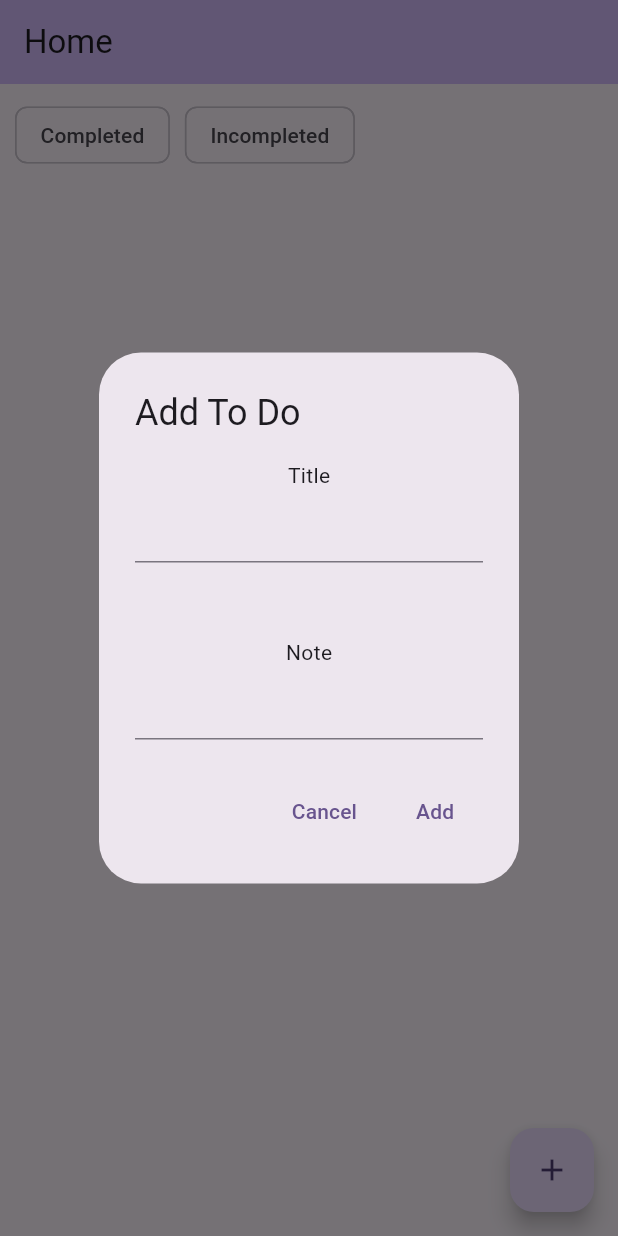
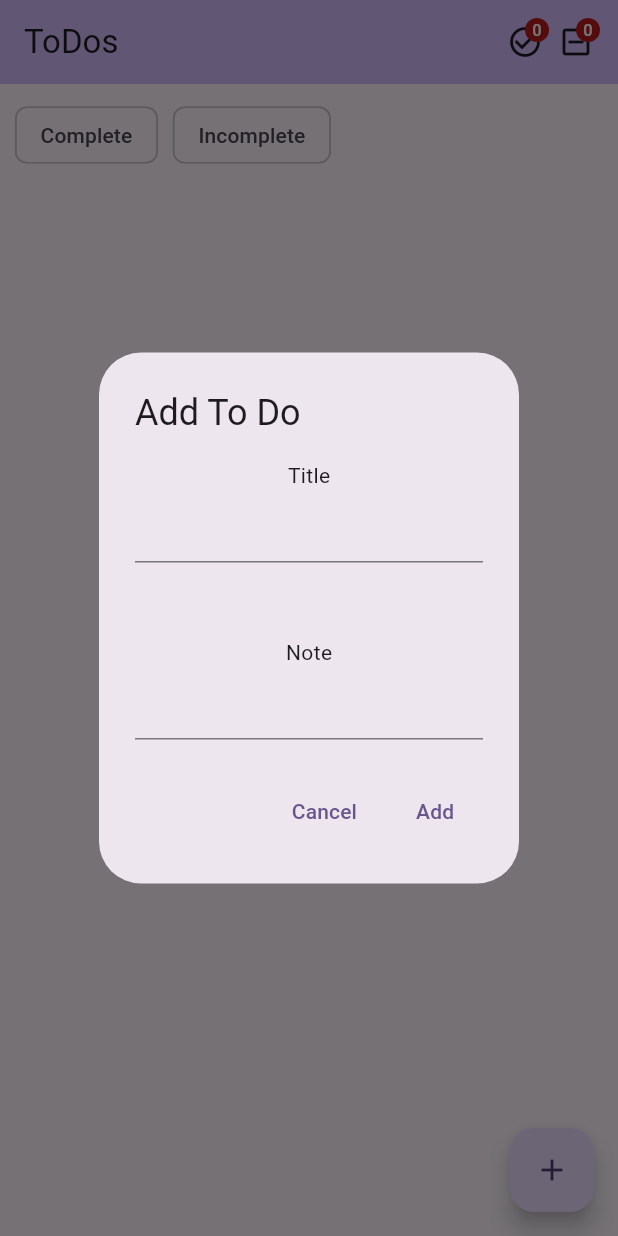
Before and after one commit to Judannn/Todo-App, a Flutter app: the TodoHomePage screen opened directly, after a tap on the "add" icon, on a phone screen of 412 x 824 dp. Run offline on Flutter 3.47's test engine with Material 2 defaults, Android fonts, the phone set to English and light mode, and no system bars; our stand-ins replace get_it, hive_flutter, sqflite; accounts and stored records are empty.

Commit message:
Completed filters, still working on count badges in appbar

```diff
--- a/lib/main.dart
+++ b/lib/main.dart
@@ -44,7 +44,7 @@ class TodoApp extends StatelessWidget {
         colorScheme: ColorScheme.fromSeed(seedColor: Colors.deepPurple),
         useMaterial3: true,
       ),
-      home: const TodoHomePage(title: 'Home'),
+      home: const TodoHomePage(title: 'ToDos'),
     );
   }
 }
@@ -69,6 +69,13 @@ class TodoHomePage extends StatefulWidget {
 
 class _TodoHomePageState extends State<TodoHomePage> {
   @override
+  void initState() {
+    super.initState();
+    // Load todos from Hive when the app starts
+    Provider.of<TodoList>(context, listen: false).browse(ListFilter.all);
+  }
+
+  @override
   Widget build(BuildContext context) {
     // This method is rerun every time setState is called, for instance as done
     // by the _incrementCounter method above.
@@ -84,19 +91,38 @@ class _TodoHomePageState extends State<TodoHomePage> {
         backgroundColor: Theme.of(context).colorScheme.inversePrimary,
         // Here we take the value from the TodoHomePage object that was created by
         // the App.build method, and use it to set our appbar title.
-        title: Text(widget.title),
+        title: Row(
+          mainAxisAlignment: MainAxisAlignment.spaceBetween,
+          children: [
+            Text(widget.title),
+            Row(children: [
+              Badge(
+                  label: Text(Provider.of<TodoList>(context, listen: false)
+                      .todoCount
+                      .toString()),
+                  child: const Icon(Icons.check_circle_outline)),
+              const SizedBox(width: 10),
+              Badge(
+                  label: Text(Provider.of<TodoList>(context, listen: false)
+                      .todoCount
+                      .toString()),
+                  child: const Icon(Icons.indeterminate_check_box_outlined)),
+            ])
+          ],
+        ),
       ),
       body: Consumer<TodoList>(builder: (context, stateModel, child) {
         return RefreshIndicator(
-          onRefresh: stateModel.browse,
+          onRefresh: () {
+            return stateModel.browse(ListFilter.all);
+          },
           child: SingleChildScrollView(
               child: Container(
             padding: const EdgeInsets.all(10),
             child: Column(
               children: [
                 const FilterBar(),
-                Center(
-                  child: Padding(
+                Padding(
                   padding: const EdgeInsets.only(top: 10),
                   child: Wrap(
                       spacing: 10,
@@ -104,7 +130,6 @@ class _TodoHomePageState extends State<TodoHomePage> {
                       children: stateModel.todos
                           .map((item) => TodoCard(todo: item))
                           .toList()),
-                  ),
                 ),
               ],
             ),
--- a/lib/models/todo_list.dart
+++ b/lib/models/todo_list.dart
@@ -3,6 +3,7 @@ import 'dart:collection';
 import 'package:flutter/material.dart';
 import 'package:get_it/get_it.dart';
 import 'package:test_app/models/todo.dart';
+import 'package:test_app/services/hive_datasource.dart';
 import 'package:test_app/services/todo_datasource.dart';
 
 class TodoList extends ChangeNotifier {
@@ -13,14 +14,14 @@ class TodoList extends ChangeNotifier {
 
   int get todoCount => _todos.length;
 
-  Future<void> browse() async {
-    _todos = await GetIt.I<TodoDataSource>().browse();
+  Future<void> browse(ListFilter filter) async {
+    _todos = await GetIt.I<TodoDataSource>().browse(filter);
     notifyListeners();
   }
 
   Future<void> add(Todo todo) async {
     await GetIt.I<TodoDataSource>().add(todo);
-    await browse();
+    await browse(ListFilter.all);
     notifyListeners();
   }
 
--- a/lib/services/hive_datasource.dart
+++ b/lib/services/hive_datasource.dart
@@ -1,6 +1,8 @@
 import 'package:hive_flutter/hive_flutter.dart';
 import 'package:test_app/models/todo.dart';
 import 'package:test_app/services/todo_datasource.dart';
+
+enum ListFilter { complete, incomplete, all }
 
 class HiveDatasource implements TodoDataSource {
   late Future init;
@@ -24,10 +26,18 @@ class HiveDatasource implements TodoDataSource {
   }
 
   @override
-  Future<List<Todo>> browse() async {
+  Future<List<Todo>> browse(ListFilter filter) async {
     await init;
-    Box<Todo> box = Hive.box<Todo>('todos');
-    return box.values.toList();
+    List<Todo> toDos = Hive.box<Todo>('todos').values.toList();
+
+    switch (filter) {
+      case ListFilter.complete:
+        return toDos.where((todo) => todo.completed).toList();
+      case ListFilter.incomplete:
+        return toDos.where((todo) => !todo.completed).toList();
+      case ListFilter.all:
+        return toDos;
+    }
   }
 
   @override
--- a/lib/services/sql_datasource.dart
+++ b/lib/services/sql_datasource.dart
@@ -1,6 +1,7 @@
 import 'package:path/path.dart';
 import 'package:sqflite/sqflite.dart';
 import 'package:test_app/models/todo.dart';
+import 'package:test_app/services/hive_datasource.dart';
 import 'package:test_app/services/todo_datasource.dart';
 
 class SQLDatasource implements TodoDataSource {
@@ -30,7 +31,7 @@ class SQLDatasource implements TodoDataSource {
   }
 
   @override
-  Future<List<Todo>> browse() async {
+  Future<List<Todo>> browse(ListFilter filter) async {
     await init; //wait for init completion before attempting to fetch data
 
     List<Map<String, dynamic>> maps = await database.query('todos');
--- a/lib/services/todo_datasource.dart
+++ b/lib/services/todo_datasource.dart
@@ -1,8 +1,9 @@
 import 'package:test_app/models/todo.dart';
+import 'package:test_app/services/hive_datasource.dart';
 
 //Interface for all
 abstract class TodoDataSource {
-  Future<List<Todo>> browse();
+  Future<List<Todo>> browse(ListFilter filter);
   Future<Todo> read(String id);
   Future<bool> edit(Todo todo);
   Future<bool> add(Todo todo);
--- a/lib/widgets/filter_bar.dart
+++ b/lib/widgets/filter_bar.dart
@@ -1,17 +1,56 @@
 import 'package:flutter/material.dart';
+import 'package:provider/provider.dart';
+import 'package:test_app/models/todo_list.dart';
+import 'package:test_app/services/hive_datasource.dart';
 
-class FilterBar extends StatelessWidget {
+class FilterBar extends StatefulWidget {
   const FilterBar({super.key});
+
+  @override
+  State<FilterBar> createState() => _FilterBarState();
+}
+
+class _FilterBarState extends State<FilterBar> {
+  bool completeSelected = false;
+  bool incompleteSelected = false;
 
   @override
   Widget build(BuildContext context) {
     return Row(
       children: [
         FilterChip(
-            onSelected: (bool selected) {}, label: const Text('Completed')),
+            selected: completeSelected,
+            onSelected: (bool selected) {
+              setState(() {
+                completeSelected = selected;
+                if (selected) {
+                  incompleteSelected = false;
+                  Provider.of<TodoList>(context, listen: false)
+                      .browse(ListFilter.complete);
+                } else {
+                  Provider.of<TodoList>(context, listen: false)
+                      .browse(ListFilter.all);
+                }
+              });
+            },
+            label: const Text('Complete')),
         const SizedBox(width: 10),
         FilterChip(
-            onSelected: (bool selected) {}, label: const Text('Incompleted')),
+            selected: incompleteSelected,
+            onSelected: (bool selected) {
+              setState(() {
+                incompleteSelected = selected;
+                if (selected) {
+                  completeSelected = false;
+                  Provider.of<TodoList>(context, listen: false)
+                      .browse(ListFilter.incomplete);
+                } else {
+                  Provider.of<TodoList>(context, listen: false)
+                      .browse(ListFilter.all);
+                }
+              });
+            },
+            label: const Text('Incomplete')),
       ],
     );
   }
--- a/lib/widgets/todo_card.dart
+++ b/lib/widgets/todo_card.dart
@@ -25,6 +25,7 @@ class TodoCard extends StatelessWidget {
                   padding: const EdgeInsets.only(
                       top: 0, left: 20, right: 20, bottom: 0),
                   child: Text(todo.name,
+                      overflow: TextOverflow.ellipsis,
                       style: Theme.of(context).textTheme.headlineSmall),
                 ),
                 const SizedBox(height: 20),
```
Lines whose indentation alone changed are shown as unchanged.
